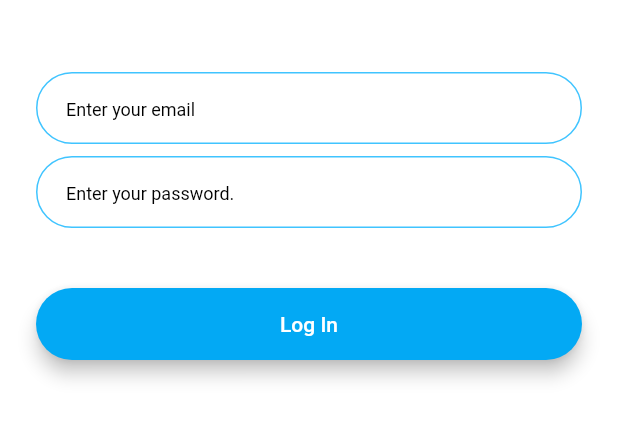
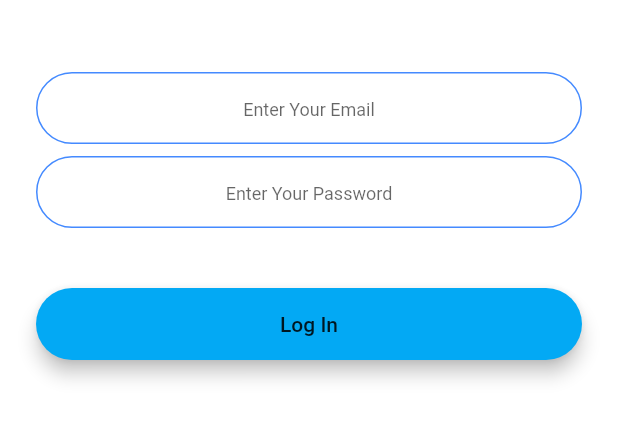
Before and after one commit to AllyTechEngineering/flash_chat, a Flutter app: the LoginScreen screen opened by its route, on a phone screen of 412 x 824 dp, the part 576-1018 px from its top. Run offline on Flutter 3.47's test engine with Material 2 defaults, Android fonts, the phone set to English and light mode, and no system bars; drawn by our look-alikes of modal_progress_hud_nsn; our stand-ins replace animated_text_kit, cloud_firestore, firebase_auth, firebase_core, loading_overlay; accounts and stored records are empty.

Commit message:
April 12 commit

```diff
--- a/lib/components/rounded_button.dart
+++ b/lib/components/rounded_button.dart
@@ -1,6 +1,4 @@
 import 'package:flutter/material.dart';
-import 'package:flash_chat/constants.dart';
-import 'package:flash_chat/main.dart';
 
 class RoundedButton extends StatelessWidget {
   const RoundedButton({
@@ -12,7 +10,7 @@ class RoundedButton extends StatelessWidget {
 
   final Color roundedButtonColor;
   final String roundedButtonTitle;
-  final Function roundedButtonOnPressed;
+  final Function() roundedButtonOnPressed;
 
   @override
   Widget build(BuildContext context) {
--- a/lib/constants.dart
+++ b/lib/constants.dart
@@ -1,7 +1,14 @@
 import 'package:flutter/material.dart';
-import 'package:flutter/scheduler.dart';
 
 const double timeDilationValue = 2;
+
+late String email;
+late String password;
+bool showSpinner = false;
+late String messageText;
+
+// const kTextEnterYourEmail = String('Please Enter Your Email');
+const kTextEnterYourPassword = Text('Please Enter Your Email');
 
 const kSendButtonTextStyle = TextStyle(
   color: Colors.lightBlueAccent,
@@ -20,3 +27,20 @@ const kMessageContainerDecoration = BoxDecoration(
     top: BorderSide(color: Colors.lightBlueAccent, width: 2.0),
   ),
 );
+
+const kTextFieldInputDecoration = InputDecoration(
+  hintText: 'Enter your password',
+  hintStyle: TextStyle(fontSize: 12),
+  contentPadding: EdgeInsets.symmetric(vertical: 10.0, horizontal: 20.0),
+  border: OutlineInputBorder(
+    borderRadius: BorderRadius.all(Radius.circular(32.0)),
+  ),
+  enabledBorder: OutlineInputBorder(
+    borderSide: BorderSide(color: Colors.blueAccent, width: 1.0),
+    borderRadius: BorderRadius.all(Radius.circular(32.0)),
+  ),
+  focusedBorder: OutlineInputBorder(
+    borderSide: BorderSide(color: Colors.blueAccent, width: 2.0),
+    borderRadius: BorderRadius.all(Radius.circular(32.0)),
+  ),
+);
--- a/lib/screens/login_screen.dart
+++ b/lib/screens/login_screen.dart
@@ -2,7 +2,9 @@ import 'package:flash_chat/screens/chat_screen.dart';
 import 'package:flutter/material.dart';
 import 'package:flutter/scheduler.dart';
 import 'package:flash_chat/constants.dart';
-import 'package:flash_chat/components/rounded_button.dart';
+import 'package:firebase_auth/firebase_auth.dart';
+import 'package:firebase_core/firebase_core.dart';
+import 'package:modal_progress_hud_nsn/modal_progress_hud_nsn.dart';
 
 class LoginScreen extends StatefulWidget {
   static String id = 'login_screen';
@@ -12,77 +14,73 @@ class LoginScreen extends StatefulWidget {
 }
 
 class _LoginScreenState extends State<LoginScreen> {
+  // Instantiate objects
+  final _auth = FirebaseAuth.instance;
+
+  //Properties
+  late User loggedInUser;
+
+  @override
+  void initState() {
+    super.initState();
+    getCurrentUser();
+  } // initState
+
+  void getCurrentUser() async {
+    try {
+      final user = await _auth.currentUser;
+      if (user != null) {
+        loggedInUser = user;
+        print('this is the logged in user variable: $loggedInUser.email');
+      } //if
+    } catch (e) {
+      print(e);
+    } //catch
+  } // getCurrentUser
+
   @override
   Widget build(BuildContext context) {
     timeDilation = timeDilationValue;
     return Scaffold(
       backgroundColor: Colors.white,
-      body: Padding(
+      body: ModalProgressHUD(
+        inAsyncCall: showSpinner,
+        child: Padding(
           padding: EdgeInsets.symmetric(horizontal: 24.0),
           child: Column(
             mainAxisAlignment: MainAxisAlignment.center,
             crossAxisAlignment: CrossAxisAlignment.stretch,
             children: <Widget>[
-            Hero(
+              Flexible(
+                child: Hero(
                   tag: 'logo',
                   child: Container(
                     height: 200.0,
                     child: Image.asset('images/logo.png'),
                   ),
                 ),
+              ),
               SizedBox(
                 height: 48.0,
               ),
               TextField(
+                keyboardType: TextInputType.emailAddress,
+                textAlign: TextAlign.center,
                 onChanged: (value) {
-                //Do something with the user input.
+                  email = value;
                 },
-              decoration: InputDecoration(
-                hintStyle: TextStyle(fontSize: 12, color: Colors.black),
-                hintText: 'Enter your email',
-                contentPadding:
-                    EdgeInsets.symmetric(vertical: 10.0, horizontal: 20.0),
-                border: OutlineInputBorder(
-                  borderRadius: BorderRadius.all(Radius.circular(32.0)),
-                ),
-                enabledBorder: OutlineInputBorder(
-                  borderSide:
-                      BorderSide(color: Colors.lightBlueAccent, width: 1.0),
-                  borderRadius: BorderRadius.all(Radius.circular(32.0)),
-                ),
-                focusedBorder: OutlineInputBorder(
-                  borderSide:
-                      BorderSide(color: Colors.lightBlueAccent, width: 2.0),
-                  borderRadius: BorderRadius.all(Radius.circular(32.0)),
-                ),
-              ),
+                decoration: kTextFieldInputDecoration.copyWith(hintText: 'Enter Your Email'),
               ),
               SizedBox(
                 height: 8.0,
               ),
               TextField(
+                obscureText: true,
+                textAlign: TextAlign.center,
                 onChanged: (value) {
-                //Do something with the user input.
+                  password = value;
                 },
-              decoration: InputDecoration(
-                hintText: 'Enter your password.',
-                hintStyle: TextStyle(fontSize: 12, color: Colors.black),
-                contentPadding:
-                    EdgeInsets.symmetric(vertical: 10.0, horizontal: 20.0),
-                border: OutlineInputBorder(
-                  borderRadius: BorderRadius.all(Radius.circular(32.0)),
-                ),
-                enabledBorder: OutlineInputBorder(
-                  borderSide:
-                      BorderSide(color: Colors.lightBlueAccent, width: 1.0),
-                  borderRadius: BorderRadius.all(Radius.circular(32.0)),
-                ),
-                focusedBorder: OutlineInputBorder(
-                  borderSide:
-                      BorderSide(color: Colors.lightBlueAccent, width: 2.0),
-                  borderRadius: BorderRadius.all(Radius.circular(32.0)),
-                ),
-              ),
+                decoration: kTextFieldInputDecoration.copyWith(hintText: 'Enter Your Password'),
               ),
               SizedBox(
                 height: 24.0,
@@ -94,8 +92,21 @@ class _LoginScreenState extends State<LoginScreen> {
                   color: Colors.lightBlue,
                   borderRadius: BorderRadius.circular(30.0),
                   child: MaterialButton(
-                  onPressed: () {
+                    onPressed: () async {
+                      setState(() {
+                        showSpinner = true;
+                      });
+                      try {
+                        final user = await _auth.signInWithEmailAndPassword(email: email, password: password);
+                        if (user != null) {
                           Navigator.pushNamed(context, ChatScreen.id);
+                        }
+                        setState(() {
+                          showSpinner = false;
+                        });
+                      } catch (e) {
+                        print(e);
+                      }
                     },
                     minWidth: 200.0,
                     height: 42.0,
@@ -108,6 +119,7 @@ class _LoginScreenState extends State<LoginScreen> {
             ],
           ),
         ),
+      ),
     );
   }
 }
```
Also changed, not shown: lib/main.dart (+13 -9 lines), lib/screens/chat_screen.dart (+27 -2 lines), lib/screens/registration_screen.dart (+57 -42 lines), lib/screens/welcome_screen.dart (+7 -11 lines), pubspec.yaml (+4 -3 lines), pubspec.lock, 9 other files. Lines whose indentation alone changed are shown as unchanged.
